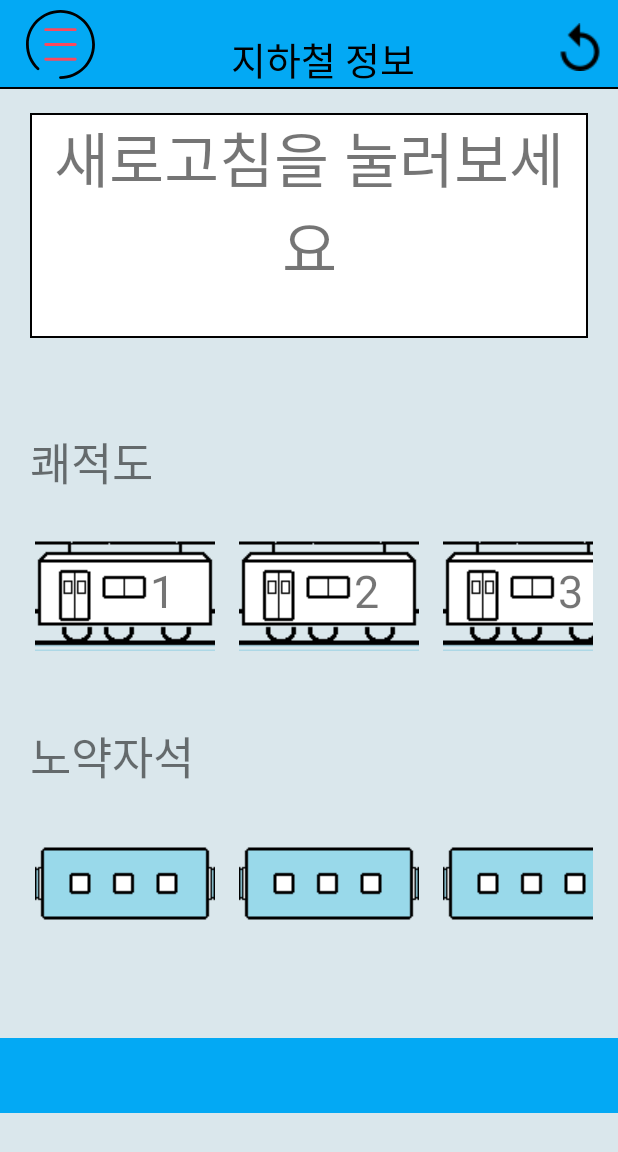
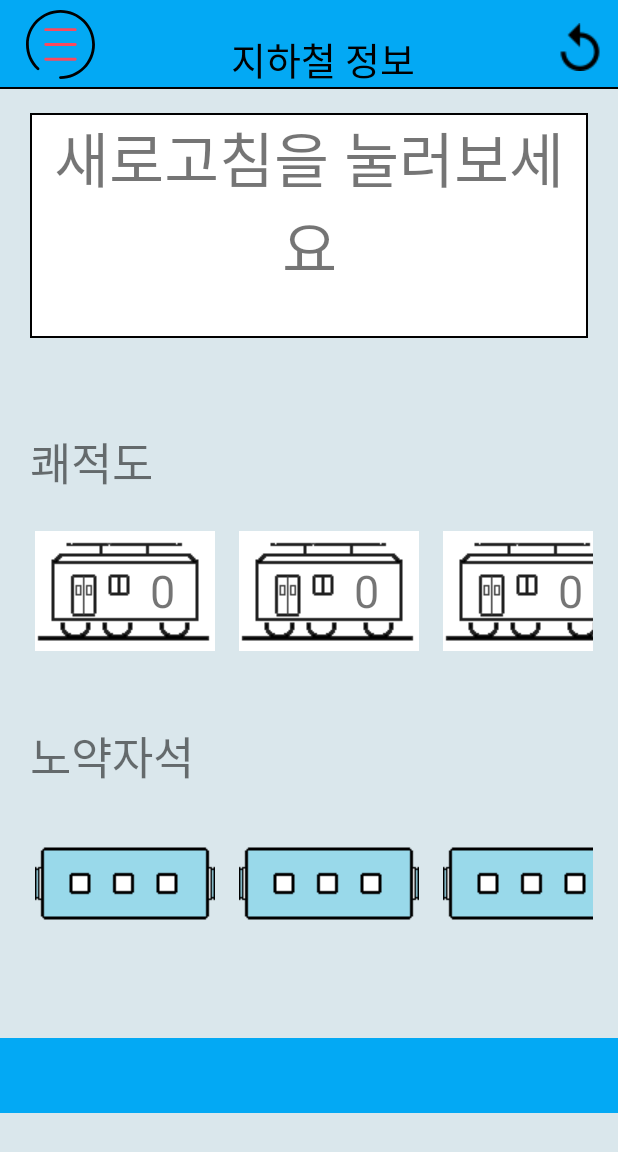
Before and after one commit to ojs7408/Android_Project, an Android app: the MainActivity screen opened directly, with no data from a screen before it, on a phone screen of 412 x 824 dp. Shown: the top 1152 px of the screen. Run offline under Robolectric (Android 15) with nearby library versions, the phone set to English and light mode, and no system bars; 5 statements that could not run were skipped.

Commit message:
Figure v1
Figure v1

```diff
--- a/app/src/main/java/com/example/sliding_test/Figure.java
+++ b/app/src/main/java/com/example/sliding_test/Figure.java
@@ -1,30 +1,62 @@
 package com.example.sliding_test;
+
+import java.util.ArrayList;
 
 public class Figure {
     //DB에서 String 묶어서 올 예정
-    private String Data_string;
-    private int Data_int;
-    private String Station;
 
-    public Figure()
-    {
+        private String btrainNo;
+/*
+    public Figure(String btrainNo){
+        this.btrainNo = btrainNo;
+        btrainNo="0668";
+        String[] Dbtrain = Dbconnection.Subway(btrainNo);
+    }
+*/
 
-    }
+        public static ArrayList<VerticalData> Figure_set(String btrainNo)
+        {
+            //String btrainNo = btrainNo;
+            btrainNo="0668";
 
-    public void Figure_set()
-    {
+            System.out.println(btrainNo);
+            String[] DDD = new String[] {"5","15","25","35","45","55","65","75"};
+            String[] Dbtrain = Dbconnection.Subway(btrainNo);
+            ArrayList<VerticalData> dataset = new ArrayList<>();
 
+            int i=0;
+        while(i<8)
+        {
+            int holy = Integer.parseInt(Dbtrain[i]);
 
+            if(holy>=0 && holy<=10) {dataset.add(new VerticalData(R.drawable.side_train0, holy +""));}
+
+            else if(holy>=11 && holy<=20) {dataset.add(new VerticalData(R.drawable.side_train10, holy +""));}
+
+            else if(holy>=21 && holy<=30) {dataset.add(new VerticalData(R.drawable.side_train20, holy +""));}
+
+            else if(holy>=31 && holy<=40) {dataset.add(new VerticalData(R.drawable.side_train30, holy +""));}
+
+            else if(holy>=41 && holy<=50) {dataset.add(new VerticalData(R.drawable.side_train40, holy +""));}
+
+            else if(holy>=51 && holy<=60) {dataset.add(new VerticalData(R.drawable.side_train50, holy +""));}
+
+            else if(holy>=61 && holy<=70) {dataset.add(new VerticalData(R.drawable.side_train60, holy +""));}
+
+            else if(holy>=71 && holy<=80) {dataset.add(new VerticalData(R.drawable.side_train70, holy +""));}
+
+            else if(holy>=81 && holy<=90) {dataset.add(new VerticalData(R.drawable.side_train80, holy +""));}
+
+            else if(holy>=91 && holy<=100) {dataset.add(new VerticalData(R.drawable.side_train90, holy +""));}
+
+            i++;
+        }
+
+        return dataset;
     }
 
     public String Figure_check()
     {
         return null;
-    }
-
-    public String Figure_split()
-    {
-        return null;
-    }
-
 }
+}
--- a/app/src/main/java/com/example/sliding_test/MainActivity.java
+++ b/app/src/main/java/com/example/sliding_test/MainActivity.java
@@ -37,7 +37,7 @@ public class MainActivity extends AppCompatActivity {
     private LinearLayoutManager mLayoutManager, mLayoutManager2;
     private Location lastKnownLocation = null;
     ImageButton Menubtn;    // 왼쪽 상단 팝업 버튼
-    private int MAX_ITEM_COUNT = 10;               //  4량 2호선 6량 8호선이나 분당선, 8량 5, 6, 7호선, 10량 1, 2, 3, 4호선
+    public int MAX_ITEM_COUNT = 10;               //  4량 2호선 6량 8호선이나 분당선, 8량 5, 6, 7호선, 10량 1, 2, 3, 4호선
     LocationManager locationManager;
     TextView Mainviewtext;
     ImageButton btn;
@@ -57,6 +57,8 @@ public class MainActivity extends AppCompatActivity {
         lm.requestLocationUpdates("network", 0, 0, locationListener);
         //network 끝
         //DB 테스트
+        //String[] test1 = Dbconnection.Subway("0668");
+       // System.out.println(test1[1]);
         //System.out.println(Dbconnection.Subway("btrainNo"));
         //DB 테스트 끝
         btn = (ImageButton)findViewById(R.id.btn);
@@ -125,6 +127,7 @@ public class MainActivity extends AppCompatActivity {
         //
     }
 
+
     StrictMode.ThreadPolicy policy = new StrictMode.ThreadPolicy.Builder().permitAll().build();
         StrictMode.setThreadPolicy(policy);
     mLayoutManager = new LinearLayoutManager(this);
@@ -133,12 +136,21 @@ public class MainActivity extends AppCompatActivity {
         mLayoutManager2.setOrientation(LinearLayoutManager.HORIZONTAL);
         mVerticalView.setLayoutManager(mLayoutManager);
         mVerticalView2.setLayoutManager(mLayoutManager2);
+
     mAdapter = new VerticalAdapter();
         mAdapter.setData(data1);
     mAdapter2 = new VerticalAdapter();
         mAdapter2.setData(data2);
+
         mVerticalView.setAdapter(mAdapter);
         mVerticalView2.setAdapter(mAdapter2);
+
+        data1.clear();
+        data1=  Figure.Figure_set(btrainNo);
+        mAdapter.setData(data1);
+        mVerticalView.setAdapter(mAdapter);
+
+
 }
 
     @Override
```
Lines whose indentation alone changed are shown as unchanged.
